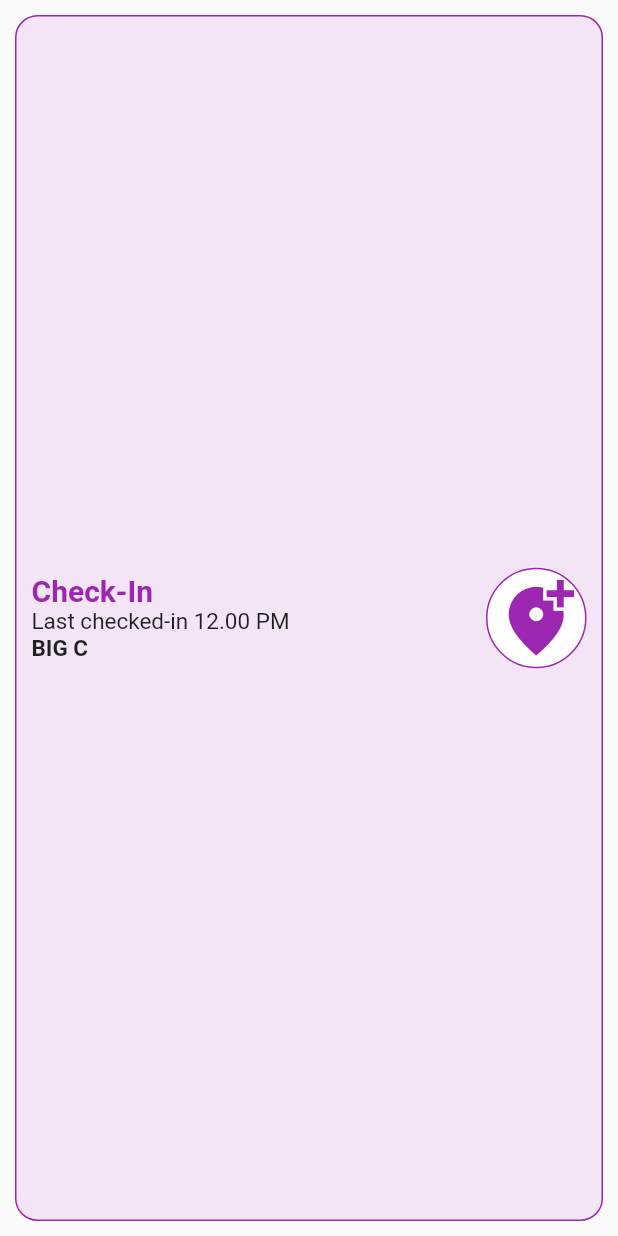
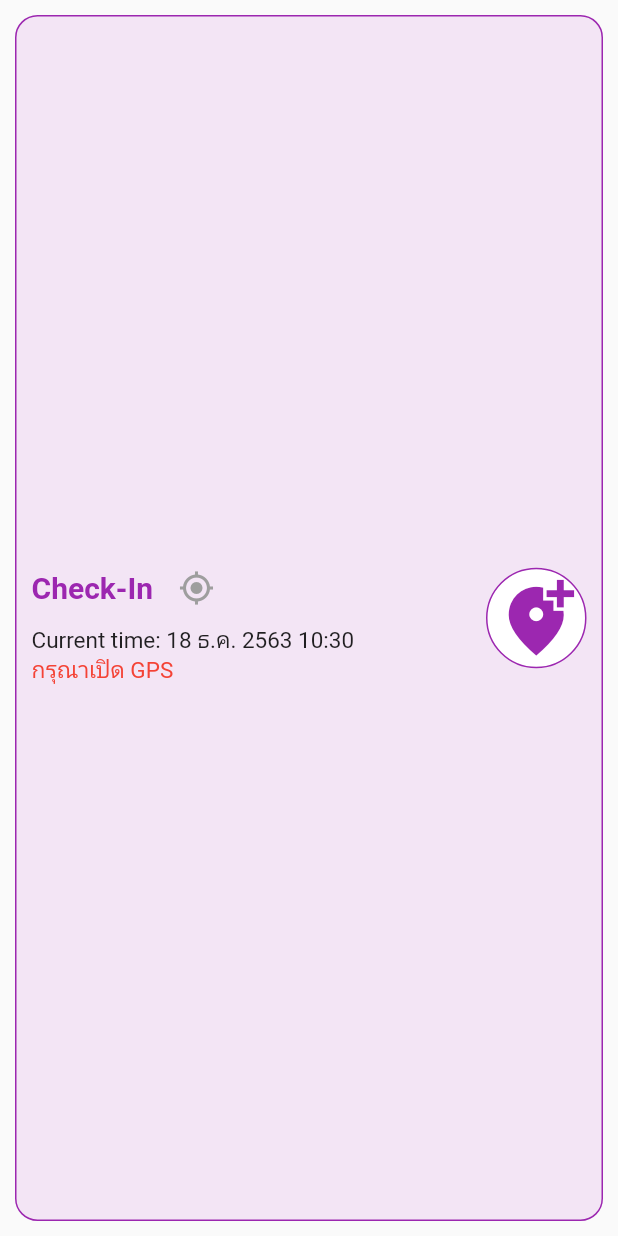
Before and after one commit to siteslave/sk-covid-self-quarantine, a Flutter app: the CheckInWidget widget shown alone on an empty page, opened directly, on a phone screen of 412 x 824 dp. Run offline on Flutter 3.47's test engine with Material 2 defaults, Android fonts, the phone set to English and light mode, and no system bars; our stand-ins replace charts_flutter, dio, dropdown_formfield, firebase_messaging, flutter_secure_storage, fluttertoast and 5 more; accounts and stored records are empty; network calls fail.

Commit message:
add checkin

```diff
--- a/lib/widgets/CheckInWidget.dart
+++ b/lib/widgets/CheckInWidget.dart
@@ -1,5 +1,10 @@
+import 'package:covid_self_quarantine/Api.dart';
+import 'package:covid_self_quarantine/Utils.dart';
+import 'package:dio/dio.dart';
 import 'package:flutter/cupertino.dart';
 import 'package:flutter/material.dart';
+import 'package:flutter_secure_storage/flutter_secure_storage.dart';
+import 'package:geolocator/geolocator.dart';
 
 class CheckInWidget extends StatefulWidget {
   @override
@@ -7,6 +12,107 @@ class CheckInWidget extends StatefulWidget {
 }
 
 class _CheckInWidgetState extends State<CheckInWidget> {
+  final storage = new FlutterSecureStorage();
+
+  bool isGPSEnabled = false;
+  bool isGranted = false;
+
+  double lat;
+  double lng;
+
+  Api api = Api();
+  Utils utils = Utils();
+
+  String currentLocationName = '';
+  DateTime now = DateTime.now();
+
+  Future getCurrentPlaceName() async {
+    try {
+      Response rs = await api.getCheckInPlace(lat, lng);
+      if (rs.statusCode == 200) {
+        setState(() {
+          currentLocationName = rs.data['display_name'];
+        });
+      } else {
+        print('Get place name error');
+      }
+    } catch (error) {
+      print(error);
+    }
+  }
+
+  Future saveTracking() async {
+    try {
+      String _token = await storage.read(key: "token");
+      Response rs = await api.saveTracking(lat, lng, currentLocationName, _token );
+      if (rs.statusCode == 200) {
+        utils.successAlert();
+      } else {
+        utils.errorAlert();
+      }
+    } catch (error) {
+      utils.errorAlert();
+      print(error);
+    }
+  }
+
+  Future _determinePosition() async {
+    bool serviceEnabled;
+    LocationPermission permission;
+
+    serviceEnabled = await Geolocator.isLocationServiceEnabled();
+    if (serviceEnabled) {
+      setState(() {
+        isGPSEnabled = true;
+      });
+    }
+
+
+    permission = await Geolocator.checkPermission();
+  if (permission == LocationPermission.always || permission == LocationPermission.whileInUse) {
+    setState(() {
+      isGranted = true;
+    });
+  }
+    print('Permission: $permission');
+
+    if (permission == LocationPermission.denied) {
+      permission = await Geolocator.requestPermission();
+      if (permission != LocationPermission.whileInUse &&
+          permission != LocationPermission.always) {
+        setState(() {
+          isGPSEnabled = false;
+        });
+      }
+    }
+
+    if (isGPSEnabled && isGranted) {
+      Position position = await Geolocator.getCurrentPosition();
+      print(position);
+
+      if (position.longitude != null && position.latitude != null) {
+        setState(() {
+          lat = position.latitude;
+          lng = position.longitude;
+        });
+
+        getCurrentPlaceName();
+      }
+    } else {
+      print('====================');
+      print('No permission found');
+      print('====================');
+    }
+
+  }
+
+  @override
+  void initState() {
+    // TODO: implement initState
+    super.initState();
+    _determinePosition();
+  }
+
   @override
   Widget build(BuildContext context) {
     return Container(
@@ -24,6 +130,8 @@ class _CheckInWidgetState extends State<CheckInWidget> {
             mainAxisAlignment: MainAxisAlignment.center,
             crossAxisAlignment: CrossAxisAlignment.start,
             children: [
+              Row(
+                children: [
                   Text(
                     'Check-In',
                     style: TextStyle(
@@ -31,14 +139,26 @@ class _CheckInWidgetState extends State<CheckInWidget> {
                         fontSize: 20,
                         color: Colors.purple),
                   ),
-              Text('Last checked-in 12.00 PM'),
-              Text(
-                'BIG C',
-                style: TextStyle(fontWeight: FontWeight.bold),
-              ),
+                  SizedBox(width: 5),
+                  IconButton(icon: Icon(Icons.my_location, color: Colors.grey,), onPressed: () {
+                    _determinePosition();
+                  },)
                 ],
               ),
-          Container(
+              Text('Current time: ${utils.toThaiDate(now)} ${now.hour}:${now.minute}'),
+              lat != null && lng != null ? Text(
+                '${currentLocationName ?? 'ไม่พบชื่อพิกัด'}',
+                style: TextStyle(fontWeight: FontWeight.bold),
+              ) :Text('กรุณาเปิด GPS', style: TextStyle(color: Colors.red)),
+            ],
+          ),
+          GestureDetector(
+            onTap: () {
+              if (lat != null && lng != null && currentLocationName != null) {
+                saveTracking();
+              }
+            },
+            child: Container(
                 padding: EdgeInsets.all(5),
                 decoration: BoxDecoration(
                   shape: BoxShape.circle,
@@ -49,7 +169,8 @@ class _CheckInWidgetState extends State<CheckInWidget> {
                   Icons.add_location_alt,
                   size: 55,
                   color: Colors.purple,
-              ))
+                )),
+          )
         ],
       ),
     );
--- a/pubspec.yaml
+++ b/pubspec.yaml
@@ -30,7 +30,8 @@ dependencies:
   charts_flutter: ^0.9.0
 
   firebase_messaging: ^7.0.3
-
+  geolocator: ^6.1.13
+  fluttertoast: ^7.1.6
 
   cupertino_icons: ^1.0.1
 
```
Also changed, not shown: lib/Api.dart (+17 -6 lines), lib/Utils.dart (+25 -0 lines), pubspec.lock. Lines whose indentation alone changed are shown as unchanged.
